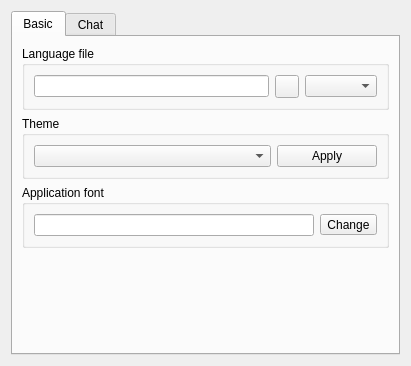
The window that eiskaltdcpp/ui/UISettingsGUI.ui (eiskaltdcpp/eiskaltdcpp) describes before a commit, drawn with Qt 5.
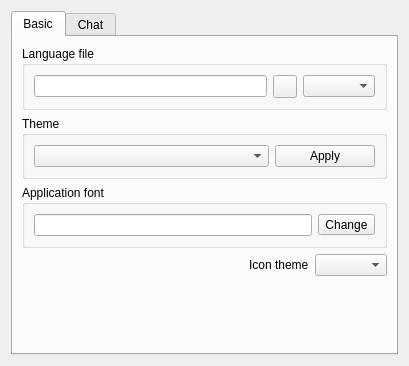
The same window after the commit.

Commit message: translation update. icon theme support

```diff
--- a/eiskaltdcpp/ui/UISettingsGUI.ui
+++ b/eiskaltdcpp/ui/UISettingsGUI.ui
@@ -6,8 +6,8 @@
    <rect>
     <x>0</x>
     <y>0</y>
-    <width>411</width>
-    <height>340</height>
+    <width>409</width>
+    <height>338</height>
    </rect>
   </property>
   <property name="windowTitle">
@@ -24,7 +24,7 @@
        <string>Basic</string>
       </attribute>
       <layout class="QGridLayout" name="gridLayout_4">
-       <item row="0" column="0">
+       <item row="0" column="0" colspan="3">
         <widget class="QGroupBox" name="groupBox_2">
          <property name="title">
           <string>Language file</string>
@@ -46,7 +46,7 @@
          </layout>
         </widget>
        </item>
-       <item row="1" column="0">
+       <item row="1" column="0" colspan="3">
         <widget class="QGroupBox" name="groupBox_3">
          <property name="title">
           <string>Theme</string>
@@ -71,7 +71,7 @@
          </layout>
         </widget>
        </item>
-       <item row="2" column="0">
+       <item row="2" column="0" colspan="3">
         <widget class="QGroupBox" name="groupBox_4">
          <property name="title">
           <string>Application font</string>
@@ -90,7 +90,7 @@
          </layout>
         </widget>
        </item>
-       <item row="3" column="0">
+       <item row="4" column="2">
         <spacer name="verticalSpacer">
          <property name="orientation">
           <enum>Qt::Vertical</enum>
@@ -103,6 +103,29 @@
          </property>
         </spacer>
        </item>
+       <item row="3" column="2">
+        <widget class="QComboBox" name="comboBox_ICONS"/>
+       </item>
+       <item row="3" column="1">
+        <widget class="QLabel" name="label_2">
+         <property name="text">
+          <string>Icon theme</string>
+         </property>
+        </widget>
+       </item>
+       <item row="3" column="0">
+        <spacer name="horizontalSpacer_2">
+         <property name="orientation">
+          <enum>Qt::Horizontal</enum>
+         </property>
+         <property name="sizeHint" stdset="0">
+          <size>
+           <width>40</width>
+           <height>20</height>
+          </size>
+         </property>
+        </spacer>
+       </item>
       </layout>
      </widget>
      <widget class="QWidget" name="tab">
```
The commit also changes 10 other files.
